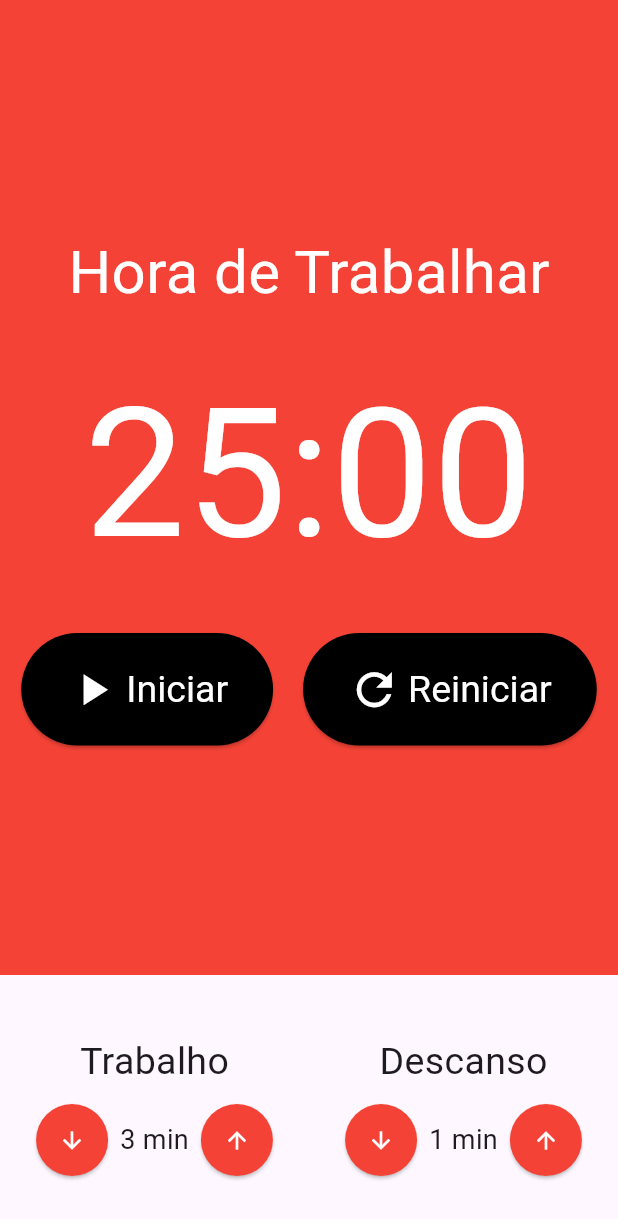
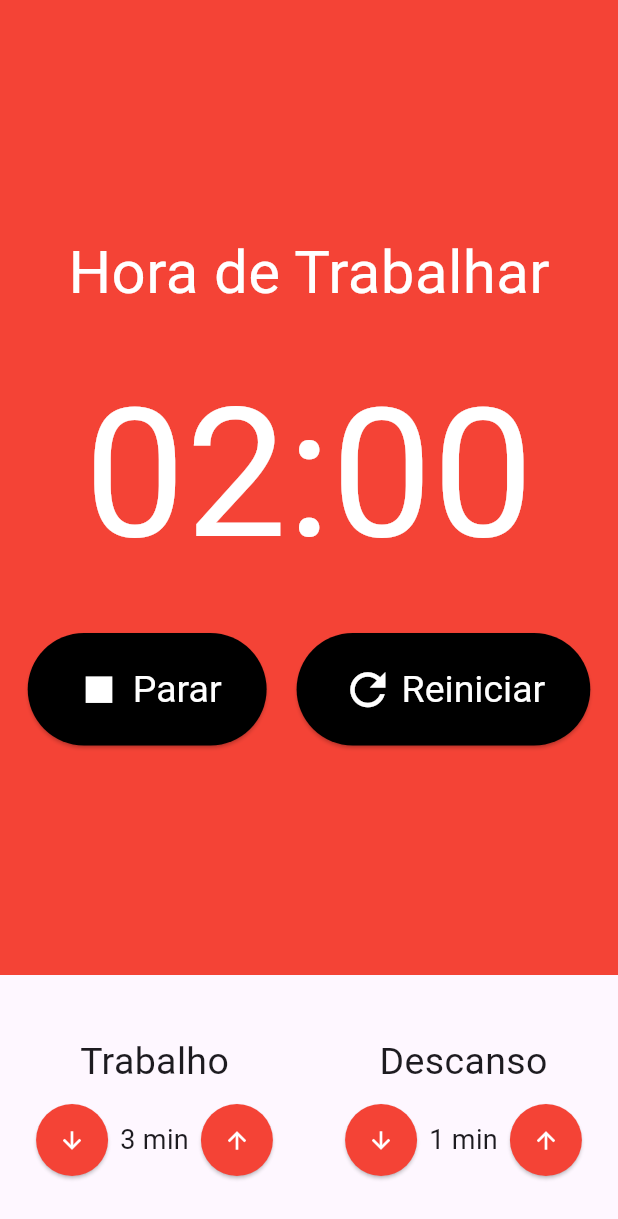
Before and after one commit to Jo-Analyst/promodoro, a Flutter app: the screen it shows after launch, item 2 of the bottom bar chosen, after a tap on "Iniciar", on a phone screen of 412 x 824 dp. Shown: the top 1219 px of the screen. Run offline on Flutter 3.47's test engine with Material 3 defaults, Android fonts, the phone set to English and light mode, and no system bars; our stand-ins replace flutter_mobx, mobx; generated files the repository leaves out were written again.

Commit message:
463. Pomodoro Store #02

```diff
--- a/lib/components/cronometro.dart
+++ b/lib/components/cronometro.dart
@@ -1,58 +1,73 @@
 import 'package:flutter/material.dart';
+import 'package:flutter_mobx/flutter_mobx.dart';
 import 'package:pomodoro/components/cronometro_botao.dart';
+import 'package:pomodoro/store/pomodoro.store.dart';
+import 'package:provider/provider.dart';
 
 class Cronometro extends StatelessWidget {
   const Cronometro({super.key});
 
   @override
   Widget build(BuildContext context) {
+    final store = Provider.of<PomodoroStore>(context);
+
     return Container(
       color: Colors.red,
-      child: const Column(
+      child: Column(
         mainAxisAlignment: MainAxisAlignment.center,
         children: [
-          Text(
+          const Text(
             'Hora de Trabalhar',
             style: TextStyle(
               fontSize: 40,
               color: Colors.white,
             ),
           ),
-          SizedBox(height: 20),
+          const SizedBox(height: 20),
           Text(
-            '25:00',
-            style: TextStyle(
+            '${store.minutos.toString().padLeft(2, '0')}:${store.segundos.toString().padLeft(2, '0')}',
+            style: const TextStyle(
               fontSize: 120,
               color: Colors.white,
             ),
           ),
-          SizedBox(height: 20),
-          Row(
+          const SizedBox(height: 20),
+          Observer(
+            builder: (_) {
+              return Row(
                 mainAxisAlignment: MainAxisAlignment.center,
                 children: [
-              Padding(
-                padding: EdgeInsets.only(right: 10),
+                  Visibility(
+                    visible: !store.iniciado,
+                    replacement: Padding(
+                      padding: const EdgeInsets.only(right: 10),
+                      child: CronometroBotao(
+                        texto: 'Parar',
+                        icone: Icons.stop,
+                        onClick: store.parar,
+                      ),
+                    ),
+                    child: Padding(
+                      padding: const EdgeInsets.only(right: 10),
                       child: CronometroBotao(
                         texto: 'Iniciar',
                         icone: Icons.play_arrow,
+                        onClick: store.iniciar,
                       ),
                     ),
-              // Padding(
-              //   padding: EdgeInsets.only(right: 10),
-              //   child: CronometroBotao(
-              //     texto: 'Parar',
-              //     icone: Icons.stop,
-              //   ),
-              // ),
+                  ),
                   Padding(
-                padding: EdgeInsets.only(left: 10),
+                    padding: const EdgeInsets.only(left: 10),
                     child: CronometroBotao(
                       texto: 'Reiniciar',
                       icone: Icons.refresh,
+                      onClick: store.reiniciar,
                     ),
                   ),
                 ],
-          )
+              );
+            },
+          ),
         ],
       ),
     );
--- a/lib/components/cronometro_botao.dart
+++ b/lib/components/cronometro_botao.dart
@@ -4,10 +4,12 @@
 class CronometroBotao extends StatelessWidget {
   final String texto;
   final IconData icone;
+  final Function()? onClick;
   const CronometroBotao({
     Key? key,
     required this.texto,
     required this.icone,
+    this.onClick,
   }) : super(key: key);
 
   @override
@@ -21,7 +23,7 @@
             vertical: 20,
           ),
           textStyle: const TextStyle(fontSize: 25)),
-      onPressed: () {},
+      onPressed: onClick,
       child: Row(
         children: [
           Padding(
```
Also changed, not shown: lib/store/pomodoro.store.dart (+24 -0 lines), lib/store/pomodoro.store.g.dart. Lines whose indentation alone changed are shown as unchanged.
